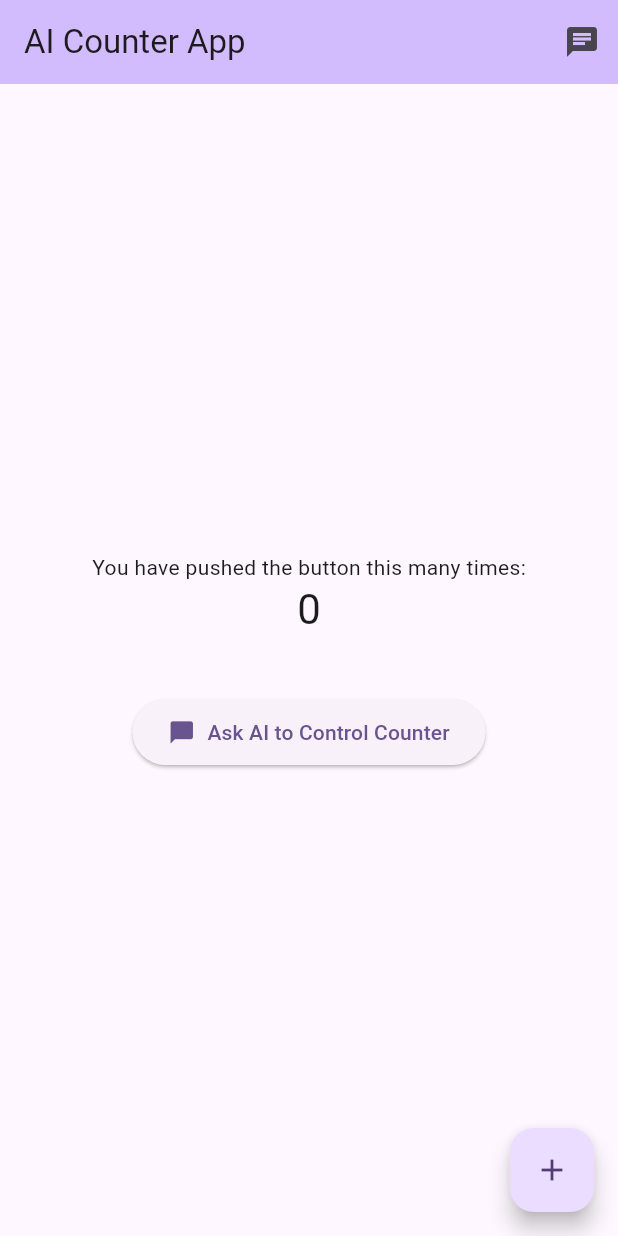
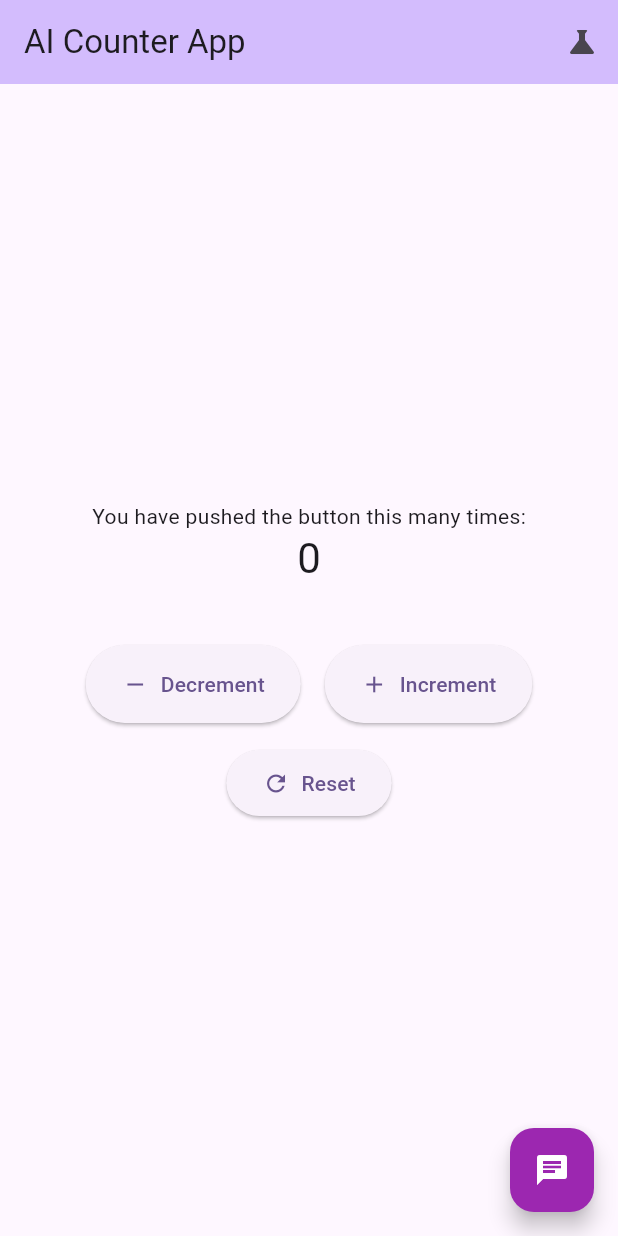
Before and after one commit to vykes-mac/ai-assistance-flutter, a Flutter app: the screen it shows after launch, on a phone screen of 412 x 824 dp. Run offline on Flutter 3.47's test engine with Material 3 defaults, Android fonts, the phone set to English and light mode, and no system bars; our stand-ins replace dash_chat_2, equatable, flutter_bloc, google_generative_ai; missing offline and left inert: serverpod, serverpod_client.

Commit message:
Add navigation functionality and chat modal to the app. Implemented a new TestPage for navigation, enhanced the App widget to manage chat state, and created a CompositeToolExecutor for handling tool execution. Updated CounterPage to navigate to the TestPage and modified GeminiService to support navigation actions.

```diff
--- a/lib/app.dart
+++ b/lib/app.dart
@@ -1,19 +1,78 @@
 import 'package:flutter/material.dart';
 
+import 'chat/widgets/chat_modal.dart';
 import 'core/constants/app_constants.dart';
 import 'core/theme/app_theme.dart';
 import 'counter/view/counter_page.dart';
+import 'test/view/test_page.dart';
 
 /// Root application widget
-class App extends StatelessWidget {
+class App extends StatefulWidget {
   const App({super.key});
+
+  static final GlobalKey<NavigatorState> navigatorKey = GlobalKey<NavigatorState>();
+
+  @override
+  State<App> createState() => _AppState();
+}
+
+class _AppState extends State<App> {
+  bool _isChatOpen = false;
+
+  void _toggleChat() {
+    setState(() => _isChatOpen = !_isChatOpen);
+  }
+
+  void _closeChat() {
+    setState(() => _isChatOpen = false);
+  }
 
   @override
   Widget build(BuildContext context) {
     return MaterialApp(
+      navigatorKey: App.navigatorKey,
       title: AppConstants.appTitle,
       theme: AppTheme.lightTheme,
-      home: const CounterPage(),
+      initialRoute: '/',
+      routes: {
+        '/': (context) => const CounterPage(),
+        '/test': (context) => const TestPage(),
+      },
+      builder: (context, child) {
+        return Stack(
+          children: [
+            child ?? const SizedBox.shrink(),
+            if (_isChatOpen)
+              Positioned.fill(
+                child: GestureDetector(
+                  onTap: _closeChat,
+                  child: Container(
+                    color: Colors.black.withOpacity(0.5),
+                  ),
+                ),
+              ),
+            if (_isChatOpen)
+              Positioned(
+                left: 0,
+                right: 0,
+                bottom: 0,
+                child: Builder(
+                  builder: (context) => ChatModal(onClose: _closeChat),
+                ),
+              ),
+            if (!_isChatOpen)
+              Positioned(
+                right: 16,
+                bottom: 16,
+                child: FloatingActionButton(
+                  onPressed: _toggleChat,
+                  backgroundColor: Colors.purple,
+                  child: const Icon(Icons.chat, color: Colors.white),
+                ),
+              ),
+          ],
+        );
+      },
     );
   }
 }
--- a/lib/counter/view/counter_page.dart
+++ b/lib/counter/view/counter_page.dart
@@ -1,14 +1,12 @@
 import 'package:flutter/material.dart';
 import 'package:flutter_bloc/flutter_bloc.dart';
 
-import '../../chat/view/chat_page.dart';
 import '../../core/constants/app_constants.dart';
 import '../cubit/counter_cubit.dart';
 import '../cubit/counter_state.dart';
-import '../widgets/counter_actions.dart';
 import '../widgets/counter_display.dart';
 
-/// Main counter page that displays the counter and allows navigation to chat
+/// Main counter page that displays the counter
 class CounterPage extends StatelessWidget {
   const CounterPage({super.key});
 
@@ -20,9 +18,9 @@ class CounterPage extends StatelessWidget {
         title: const Text(AppConstants.counterPageTitle),
         actions: [
           IconButton(
-            icon: const Icon(Icons.chat),
-            onPressed: () => _openChat(context),
-            tooltip: AppConstants.chatTooltip,
+            icon: const Icon(Icons.science),
+            onPressed: () => Navigator.pushNamed(context, '/test'),
+            tooltip: 'Go to Test Page',
           ),
         ],
       ),
@@ -36,26 +34,49 @@ class CounterPage extends StatelessWidget {
               },
             ),
             const SizedBox(height: 40),
-            CounterActions(
-              onChatPressed: () => _openChat(context),
+            Row(
+              mainAxisAlignment: MainAxisAlignment.center,
+              children: [
+                ElevatedButton.icon(
+                  onPressed: () => context.read<CounterCubit>().decrement(),
+                  icon: const Icon(Icons.remove),
+                  label: const Text('Decrement'),
+                  style: ElevatedButton.styleFrom(
+                    padding: const EdgeInsets.symmetric(
+                      horizontal: 24,
+                      vertical: 16,
+                    ),
+                  ),
+                ),
+                const SizedBox(width: 16),
+                ElevatedButton.icon(
+                  onPressed: () => context.read<CounterCubit>().increment(),
+                  icon: const Icon(Icons.add),
+                  label: const Text('Increment'),
+                  style: ElevatedButton.styleFrom(
+                    padding: const EdgeInsets.symmetric(
+                      horizontal: 24,
+                      vertical: 16,
+                    ),
+                  ),
+                ),
+              ],
+            ),
+            const SizedBox(height: 16),
+            ElevatedButton.icon(
+              onPressed: () => context.read<CounterCubit>().reset(),
+              icon: const Icon(Icons.refresh),
+              label: const Text('Reset'),
+              style: ElevatedButton.styleFrom(
+                padding: const EdgeInsets.symmetric(
+                  horizontal: 24,
+                  vertical: 12,
+                ),
+              ),
             ),
           ],
         ),
       ),
-      floatingActionButton: FloatingActionButton(
-        onPressed: () => context.read<CounterCubit>().increment(),
-        tooltip: AppConstants.incrementTooltip,
-        child: const Icon(Icons.add),
-      ),
-    );
-  }
-
-  void _openChat(BuildContext context) {
-    Navigator.push(
-      context,
-      MaterialPageRoute(
-        builder: (context) => const ChatPage(),
-      ),
     );
   }
 }
```
Also changed, not shown: app_use_server/app_use_server_server/lib/src/services/gemini_service.dart (+12 -3 lines), lib/chat/services/composite_tool_executor.dart (added, +27 -0 lines), lib/chat/services/navigation_tool_executor.dart (added, +41 -0 lines), lib/chat/widgets/chat_modal.dart (added, +175 -0 lines), 1 other file.
